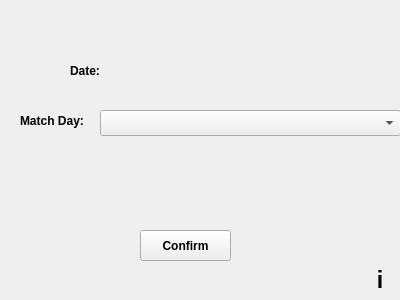
Above: removematchfixture.ui from TNT57/FootballClubManagementSystem before the change. Below: the same form after it.
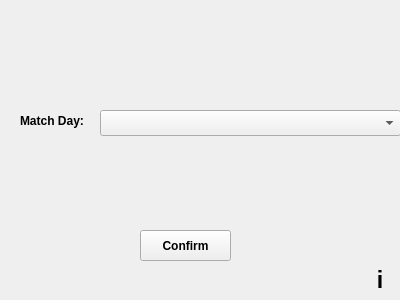
That is the form after the change.

Commit message: remove trash

```diff
--- a/removematchfixture.ui
+++ b/removematchfixture.ui
@@ -16,24 +16,6 @@
   <property name="toolTip">
    <string>Check out info label for more information.</string>
   </property>
-  <widget class="QLabel" name="label_2">
-   <property name="geometry">
-    <rect>
-     <x>70</x>
-     <y>60</y>
-     <width>81</width>
-     <height>21</height>
-    </rect>
-   </property>
-   <property name="font">
-    <font>
-     <bold>true</bold>
-    </font>
-   </property>
-   <property name="text">
-    <string>Date:</string>
-   </property>
-  </widget>
   <widget class="QLabel" name="label">
    <property name="geometry">
     <rect>
```
The commit also changes 1 other file.
